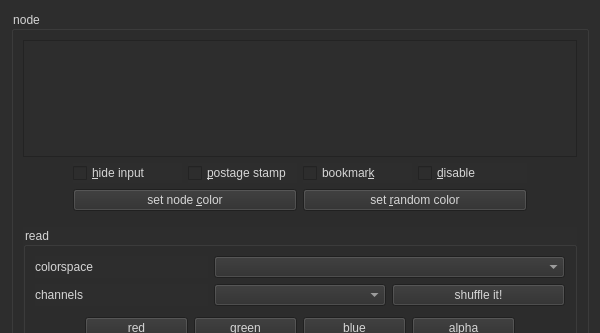
The window that LabelCraft.ui (CequinaVFX/LabelCraft) describes before a commit, drawn with Qt 5; both pictures show x 0 to 600 and y 0 to 333 of the 600 by 1354 pixel window.
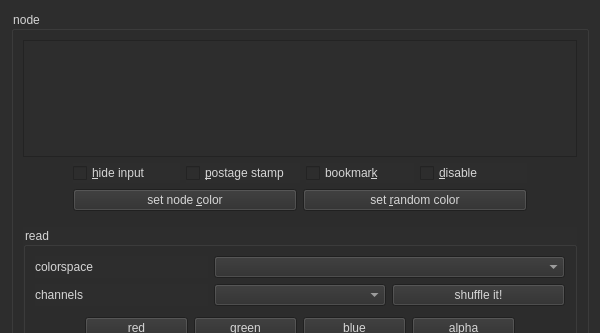
The same window after the commit.

Patch:
```diff
--- a/LabelCraft.ui
+++ b/LabelCraft.ui
@@ -65,28 +65,28 @@
             <item>
              <widget class="QCheckBox" name="ckx_HideInput">
               <property name="text">
-               <string>&amp;hide input</string>
+               <string>&amp;hide input   </string>
               </property>
              </widget>
             </item>
             <item>
              <widget class="QCheckBox" name="ckx_PostageStamp">
               <property name="text">
-               <string>&amp;postage stamp</string>
+               <string>&amp;postage stamp   </string>
               </property>
              </widget>
             </item>
             <item>
              <widget class="QCheckBox" name="ckx_Bookmark">
               <property name="text">
-               <string>bookmar&amp;k</string>
+               <string>bookmar&amp;k   </string>
               </property>
              </widget>
             </item>
             <item>
              <widget class="QCheckBox" name="ckx_Disable">
               <property name="text">
-               <string>&amp;disable</string>
+               <string>&amp;disable   </string>
               </property>
              </widget>
             </item>
```
